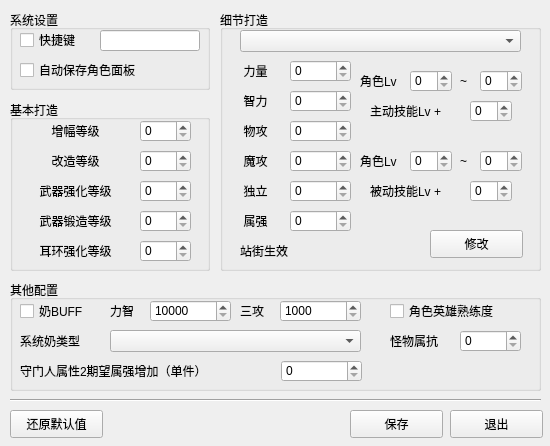
The window that settingpanel.ui (quack8102/DNFInfoAnalyser) describes before a commit, drawn with Qt 5.
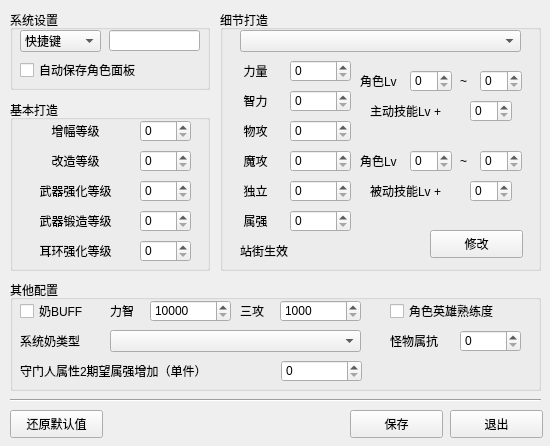
The same window after the commit.

Diff of the .ui file:
```diff
--- a/settingpanel.ui
+++ b/settingpanel.ui
@@ -25,19 +25,6 @@
    <property name="title">
     <string>系统设置</string>
    </property>
-   <widget class="QCheckBox" name="hotkeyCKB">
-    <property name="geometry">
-     <rect>
-      <x>10</x>
-      <y>20</y>
-      <width>90</width>
-      <height>20</height>
-     </rect>
-    </property>
-    <property name="text">
-     <string>快捷键</string>
-    </property>
-   </widget>
    <widget class="QCheckBox" name="autosaveCKB">
     <property name="geometry">
      <rect>
@@ -54,13 +41,38 @@
    <widget class="QLineEdit" name="hotkeyEdit">
     <property name="geometry">
      <rect>
-      <x>90</x>
+      <x>99</x>
       <y>20</y>
-      <width>100</width>
+      <width>91</width>
       <height>21</height>
      </rect>
     </property>
    </widget>
+   <widget class="QComboBox" name="hotkeyCMB">
+    <property name="geometry">
+     <rect>
+      <x>10</x>
+      <y>20</y>
+      <width>81</width>
+      <height>22</height>
+     </rect>
+    </property>
+    <item>
+     <property name="text">
+      <string>快捷键</string>
+     </property>
+    </item>
+    <item>
+     <property name="text">
+      <string>鼠标</string>
+     </property>
+    </item>
+    <item>
+     <property name="text">
+      <string>无</string>
+     </property>
+    </item>
+   </widget>
   </widget>
   <widget class="QGroupBox" name="groupBox_2">
    <property name="geometry">
```
